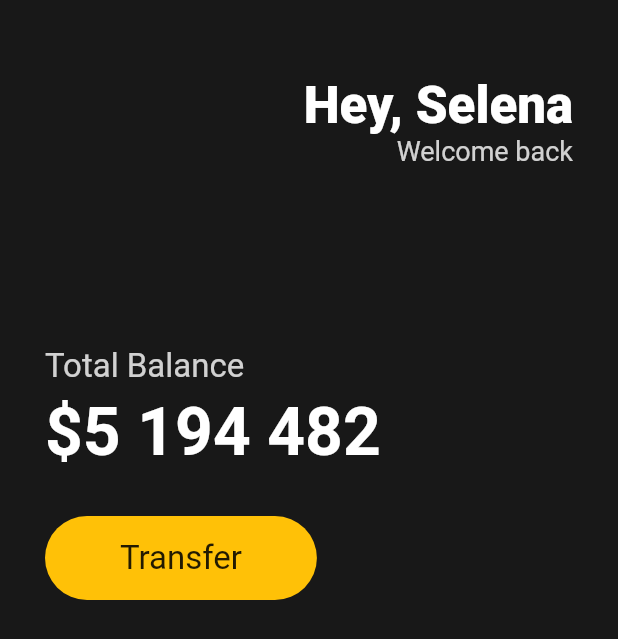
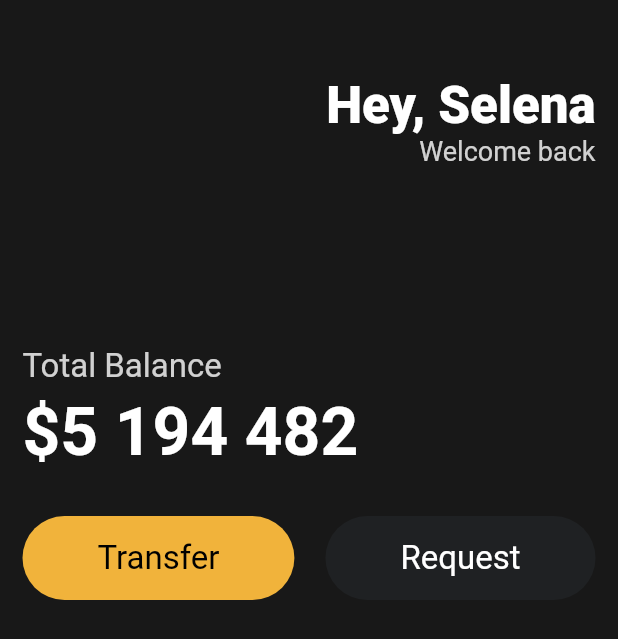
Before and after one commit to pwh9882/flutter_learning_clone_coding_toonflix, a Flutter app: the screen it shows after launch, on a phone screen of 412 x 824 dp. Shown: the top 639 px of the screen. Run offline on Flutter 3.47's test engine with Material 2 defaults, Android fonts, the phone set to English and light mode, and no system bars.

Commit message:
reusable Button using class

```diff
--- a/lib/main.dart
+++ b/lib/main.dart
@@ -1,4 +1,5 @@
 import 'package:flutter/material.dart';
+import 'package:flutter_learning_clone_coding_toonflix/widgets/Button.dart';
 
 void main() {
   runApp(App());
@@ -11,7 +12,7 @@ class App extends StatelessWidget {
       home: Scaffold(
           backgroundColor: const Color(0xFF181818),
           body: Padding(
-            padding: const EdgeInsets.symmetric(horizontal: 30),
+            padding: const EdgeInsets.symmetric(horizontal: 15),
             child: Column(
               crossAxisAlignment: CrossAxisAlignment.start,
               children: [
@@ -67,25 +68,18 @@ class App extends StatelessWidget {
                   height: 30,
                 ),
                 Row(
-                  children: [
-                    Container(
-                      decoration: BoxDecoration(
-                        borderRadius: BorderRadius.circular(45),
-                        color: Colors.amber,
-                      ),
-                      child: const Padding(
-                        padding: EdgeInsets.symmetric(
-                          vertical: 15,
-                          horizontal: 50,
-                        ),
-                        child: Text(
-                          'Transfer',
-                          style: TextStyle(
-                            fontSize: 22,
-                          ),
-                        ),
-                      ),
-                    )
+                  mainAxisAlignment: MainAxisAlignment.spaceBetween,
+                  children: const [
+                    Button(
+                      text: "Transfer",
+                      backgroundColor: Color(0xFFf1b33b),
+                      textColor: Colors.black,
+                    ),
+                    Button(
+                      text: "Request",
+                      backgroundColor: Color(0xff1f2123),
+                      textColor: Colors.white,
+                    ),
                   ],
                 ),
               ],
--- /dev/null
+++ b/lib/widgets/button.dart
@@ -0,0 +1,37 @@
+import 'package:flutter/material.dart';
+
+class Button extends StatelessWidget {
+  final String text;
+  final Color backgroundColor;
+  final Color textColor;
+
+  const Button({
+    super.key,
+    required this.text,
+    required this.backgroundColor,
+    required this.textColor,
+  });
+
+  @override
+  Widget build(BuildContext context) {
+    return Container(
+      decoration: BoxDecoration(
+        borderRadius: BorderRadius.circular(45),
+        color: backgroundColor,
+      ),
+      child: Padding(
+        padding: const EdgeInsets.symmetric(
+          vertical: 15,
+          horizontal: 50,
+        ),
+        child: Text(
+          text,
+          style: TextStyle(
+            fontSize: 22,
+            color: textColor,
+          ),
+        ),
+      ),
+    );
+  }
+}
```
